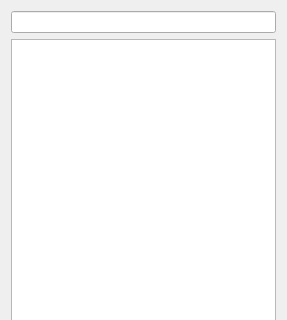
Above: src/Examples/ToolBoxExample/ToolBoxExample.ui from lilongww/QCustomUI before the change; both pictures show x 0 to 287 and y 0 to 320 of the 287 by 619 pixel window. Below: the same form after it.
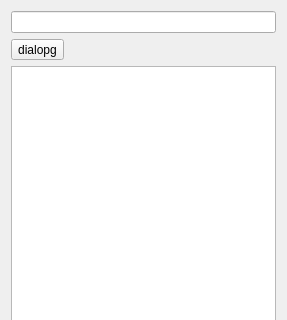
That is the form after the change.

Diff of the .ui file:
```diff
--- a/src/Examples/ToolBoxExample/ToolBoxExample.ui
+++ b/src/Examples/ToolBoxExample/ToolBoxExample.ui
@@ -17,6 +17,13 @@
    <item>
     <widget class="QLineEdit" name="lineEdit"/>
    </item>
+   <item>
+    <widget class="QToolButton" name="toolButton">
+     <property name="text">
+      <string>dialopg</string>
+     </property>
+    </widget>
+   </item>
    <item>
     <widget class="QTreeWidget" name="treeWidget">
      <attribute name="headerVisible">
```
